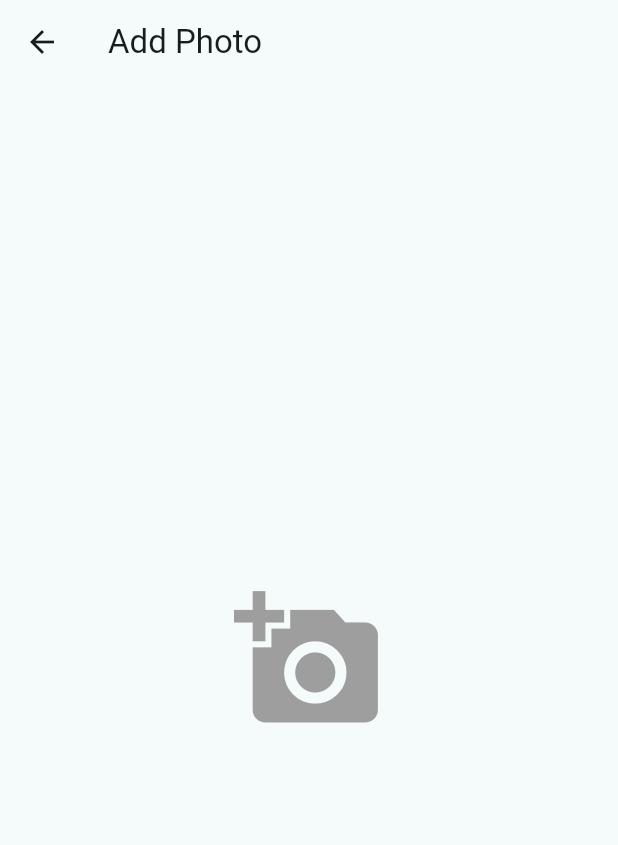
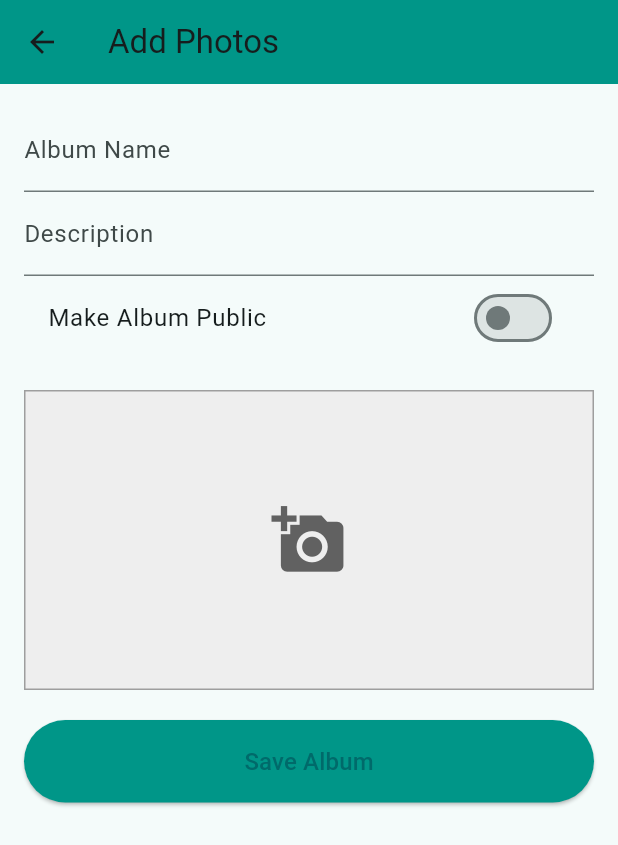
Before and after one commit to Mahad-Ghauri/Tour_guide-main, a Flutter app: the AddPhotoScreen screen opened by its route, after a tap on the "add a photo" icon, on a phone screen of 412 x 824 dp. Shown: the top 845 px of the screen. Run offline on Flutter 3.47's test engine with Material 3 defaults, Android fonts, the light colour scheme and no system bars; our stand-ins replace flutter_rating_bar, geolocator, google_fonts, google_maps_flutter, image_picker, permission_handler and 2 more; accounts and stored records are empty.

Commit message:
add photo feature

```diff
--- a/lib/Controllers/album_controller.dart
+++ b/lib/Controllers/album_controller.dart
@@ -1,128 +1,90 @@
-// import 'package:flutter/material.dart';
-// import 'package:supabase_flutter/supabase_flutter.dart';
+import 'dart:io';
+import 'dart:typed_data';
+import 'package:flutter/foundation.dart'; // for kIsWeb
+import 'package:flutter/material.dart';
+import 'package:supabase_flutter/supabase_flutter.dart';
+import 'package:uuid/uuid.dart';
 
-// class Album {
-//   final int? id;
-//   final String name;
-//   final String? description;
-//   final bool isPublic;
+class AlbumController extends ChangeNotifier {
+  final SupabaseClient _supabase = Supabase.instance.client;
 
-//   Album({
-//     this.id,
-//     required this.name,
-//     this.description,
-//     required this.isPublic,
-//   });
+  bool _isLoading = false;
+  bool get isLoading => _isLoading;
 
-//   factory Album.fromJson(Map<String, dynamic> json) {
-//     return Album(
-//       id: json['id'] as int?,
-//       name: json['name'] ?? '',
-//       description: json['description'],
-//       isPublic: json['is_public'] ?? false,
-//     );
-//   }
+  // Method for mobile (File-based image)
+  Future<void> createAlbumWithPhoto({
+    required String name,
+    String? description,
+    required bool isPublic,
+    required File imageFile,
+  }) async {
+    final imageBytes = await imageFile.readAsBytes();
+    final fileExt = imageFile.path.split('.').last;
+    final fileName = const Uuid().v4();
+    final filePath = 'albums/$fileName.$fileExt';
 
-//   Map<String, dynamic> toMap() {
-//     return {'name': name, 'description': description, 'is_public': isPublic};
-//   }
-// }
+    await _uploadAndInsert(
+      name: name,
+      description: description,
+      isPublic: isPublic,
+      imageBytes: imageBytes,
+      filePath: filePath,
+    );
+  }
 
-// class AlbumController extends ChangeNotifier {
-//   final SupabaseClient _supabase = Supabase.instance.client;
-//   List<Album> _albums = [];
-//   bool _isLoading = false;
+  // Method for web (Uint8List-based image)
+  Future<void> createAlbumWithWebImage({
+    required String name,
+    String? description,
+    required bool isPublic,
+    required Uint8List imageBytes,
+  }) async {
+    final fileName = const Uuid().v4();
+    final filePath = 'albums/$fileName.png'; // You can change format if needed
 
-//   List<Album> get albums => _albums;
-//   bool get isLoading => _isLoading;
+    await _uploadAndInsert(
+      name: name,
+      description: description,
+      isPublic: isPublic,
+      imageBytes: imageBytes,
+      filePath: filePath,
+    );
+  }
 
-//   AlbumController() {
-//     fetchAlbums();
-//   }
+  // Internal shared logic
+  Future<void> _uploadAndInsert({
+    required String name,
+    String? description,
+    required bool isPublic,
+    required Uint8List imageBytes,
+    required String filePath,
+  }) async {
+    _isLoading = true;
+    notifyListeners();
 
-//   Future<void> fetchAlbums() async {
-//     try {
-//       _isLoading = true;
-//       notifyListeners();
+    try {
+      // Upload to Supabase Storage
+      final storageResponse = await _supabase.storage
+          .from('photos')
+          .uploadBinary(filePath, imageBytes, fileOptions: FileOptions(upsert: true));
 
-//       final response = await _supabase
-//           .from('albums')
-//           .select()
-//           .order('name', ascending: true);
+      final publicUrl = _supabase.storage.from('photos').getPublicUrl(filePath);
 
-//       if (response is List) {
-//         _albums = response.map((data) => Album.fromJson(data)).toList();
-//       } else {
-//         _albums = [];
-//       }
-//     } catch (e) {
-//       debugPrint('Error fetching albums: $e');
-//     } finally {
-//       _isLoading = false;
-//       notifyListeners();
-//     }
-//   }
+      // Insert into Supabase table
+      await _supabase.from('albums').insert({
+        'name': name,
+        'description': description,
+        'is_public': isPublic,
+        'photo_url': publicUrl,
+      });
 
-//   Future<void> createAlbum(
-//     String name, {
-//     String? description,
-//     required bool isPublic,
-//   }) async {
-//     try {
-//       _isLoading = true;
-//       notifyListeners();
-
-//       final album = Album(
-//         name: name,
-//         description: description,
-//         isPublic: isPublic,
-//       );
-
-//       await _supabase.from('albums').upsert(album.toMap());
-
-//       await fetchAlbums();
-//     } catch (e) {
-//       debugPrint('Error storing album: $e');
-//       rethrow;
-//     } finally {
-//       _isLoading = false;
-//       notifyListeners();
-//     }
-//   }
-//   Future<void> addPhotoToAlbum(int albumId, String photoUrl) async {
-//   try {
-//     _isLoading = true;
-//     notifyListeners();
-
-//     await _supabase.from('photos').insert({
-//       'album_id': albumId,
-//       'photo_url': photoUrl,
-//     });
-
-//     // Optionally, refresh data or albums after adding photo
-//     await fetchAlbums();
-//   } catch (e) {
-//     debugPrint('Error adding photo to album: $e');
-//     rethrow;
-//   } finally {
-//     _isLoading = false;
-//     notifyListeners();
-//   }
-// }
-
-//   Future<void> deleteAlbum(int id) async {
-//     try {
-//       _isLoading = true;
-//       notifyListeners();
-
-//       await _supabase.from('albums').delete().eq('id', id);
-//       await fetchAlbums();
-//     } catch (e) {
-//       debugPrint('Error deleting album: $e');
-//       rethrow;
-//     } finally {
-//       _isLoading = false;
-//       notifyListeners();
-//     }
-//   }
-// }
+      debugPrint("Album created successfully.");
+    } catch (e) {
+      debugPrint("Error creating album: $e");
+      rethrow;
+    } finally {
+      _isLoading = false;
+      notifyListeners();
+    }
+  }
+}
--- a/lib/Screens/add_photo_screen.dart
+++ b/lib/Screens/add_photo_screen.dart
@@ -1,40 +1,133 @@
 import 'dart:io';
+import 'dart:typed_data';
+import 'package:flutter/foundation.dart'; // for kIsWeb
 import 'package:flutter/material.dart';
 import 'package:image_picker/image_picker.dart';
+import 'package:provider/provider.dart';
+import '../Controllers/album_controller.dart';
 
 class AddPhotoScreen extends StatefulWidget {
-  const AddPhotoScreen({super.key});
-
+  const AddPhotoScreen({Key? key}) : super(key: key);
   @override
-  State<AddPhotoScreen> createState() => _AddPhotoScreenState();
+  _AddPhotoScreenState createState() => _AddPhotoScreenState();
 }
 
 class _AddPhotoScreenState extends State<AddPhotoScreen> {
-  File? _image;
+  final _formKey = GlobalKey<FormState>();
+  final _nameController = TextEditingController();
+  final _descController = TextEditingController();
+  bool _isPublic = false;
+
+  File? _imageFile;
+  Uint8List? _webImage; // For web image support
 
   Future<void> _pickImage() async {
-    final picker = ImagePicker();
-    final pickedFile = await picker.pickImage(source: ImageSource.gallery);
+    final pickedFile = await ImagePicker().pickImage(source: ImageSource.gallery);
+    if (pickedFile != null) {
+      if (kIsWeb) {
+        final bytes = await pickedFile.readAsBytes();
+        setState(() {
+          _webImage = bytes;
+          _imageFile = null;
+        });
+      } else {
+        setState(() {
+          _imageFile = File(pickedFile.path);
+          _webImage = null;
+        });
+      }
+    }
+  }
 
-    if (pickedFile != null) {
-      setState(() {
-        _image = File(pickedFile.path);
-      });
+  Future<void> _saveAlbum() async {
+    if (_formKey.currentState!.validate() && (_imageFile != null || _webImage != null)) {
+      final controller = context.read<AlbumController>();
 
-      debugPrint("Picked image: ${pickedFile.path}");
+      if (kIsWeb && _webImage != null) {
+        await controller.createAlbumWithWebImage(
+          name: _nameController.text.trim(),
+          description: _descController.text.trim(),
+          isPublic: _isPublic,
+          imageBytes: _webImage!,
+        );
+      } else if (_imageFile != null) {
+        await controller.createAlbumWithPhoto(
+          name: _nameController.text.trim(),
+          description: _descController.text.trim(),
+          isPublic: _isPublic,
+          imageFile: _imageFile!,
+        );
+      }
+
+      ScaffoldMessenger.of(context).showSnackBar(SnackBar(content: Text('Album Created')));
+      Navigator.pop(context);
+    } else {
+      ScaffoldMessenger.of(context).showSnackBar(SnackBar(content: Text('Fill all fields and pick an image.')));
     }
   }
 
  @override
 Widget build(BuildContext context) {
   return Scaffold(
-      appBar: AppBar(title: const Text('Add Photo')),
-      body: Center(
-        child: GestureDetector(
+    appBar: AppBar(
+      title: Text('Add Photos'),
+      backgroundColor: Colors.teal,
+    ),
+    body: Padding(
+      padding: const EdgeInsets.all(16.0),
+      child: Consumer<AlbumController>(
+        builder: (context, controller, _) {
+          return controller.isLoading
+              ? Center(child: CircularProgressIndicator())
+              : Form(
+                  key: _formKey,
+                  child: ListView(
+                    children: [
+                      TextFormField(
+                        controller: _nameController,
+                        decoration: InputDecoration(labelText: 'Album Name'),
+                        validator: (value) =>
+                            value!.isEmpty ? 'Please enter a name' : null,
+                      ),
+                      TextFormField(
+                        controller: _descController,
+                        decoration: InputDecoration(labelText: 'Description'),
+                      ),
+                      SwitchListTile(
+                        value: _isPublic,
+                        onChanged: (val) => setState(() => _isPublic = val),
+                        title: Text('Make Album Public'),
+                      ),
+                      SizedBox(height: 20),
+                      GestureDetector(
                         onTap: _pickImage,
-          child: _image == null
-              ? const Icon(Icons.add_a_photo, size: 100, color: Colors.grey)
-              : Image.file(_image!, width: 200, height: 200, fit: BoxFit.cover),
+                        child: Container(
+                          height: 200,
+                          width: double.infinity,
+                          decoration: BoxDecoration(
+                            border: Border.all(color: Colors.grey),
+                            color: Colors.grey[200],
+                          ),
+                          child: (_imageFile == null && _webImage == null)
+                              ? Center(child: Icon(Icons.add_a_photo, size: 50, color: Colors.grey[700]))
+                              : _webImage != null
+                                  ? Image.memory(_webImage!, fit: BoxFit.cover)
+                                  : Image.file(_imageFile!, fit: BoxFit.cover),
+                        ),
+                      ),
+                      SizedBox(height: 20),
+                      ElevatedButton(
+                        onPressed: _saveAlbum,
+                        style: ElevatedButton.styleFrom(
+                          backgroundColor: Colors.teal,
+                          padding: EdgeInsets.symmetric(vertical: 16),
+                        ),
+                        child: Text('Save Album', style: TextStyle(fontSize: 16)),
+                      ),
+                    ],
+                    ),
+                );
+        },
       ),
     ),
   );
--- a/lib/Screens/home_screen.dart
+++ b/lib/Screens/home_screen.dart
@@ -224,7 +224,7 @@ class _HomeScreenState extends State<HomeScreen> {
             children: [
               CategoryIcon(icon: Icons.map, label: "Map", onTap: () {}),
               CategoryIcon(icon: Icons.photo_camera, label: "Add Photos", onTap: () {
-                Navigator.push(context, MaterialPageRoute(builder: (_) =>  const AddPhotoScreen()));
+                Navigator.push(context, MaterialPageRoute(builder: (_) =>   const AddPhotoScreen()));
               }),
               CategoryIcon(icon: Icons.rate_review, label: "Reviews", onTap: () {
                 Navigator.push(context, MaterialPageRoute(builder: (_) => const ReviewScreen()));
--- a/lib/main.dart
+++ b/lib/main.dart
@@ -5,6 +5,7 @@ import 'package:flutter/material.dart';
 import 'package:provider/provider.dart';
 import 'package:supabase_flutter/supabase_flutter.dart' hide Provider;
 import 'package:tour_guide_application/Authentication/auth_controller.dart';
+import 'package:tour_guide_application/Controllers/album_controller.dart';
 // import 'package:tour_guide_application/Authentication/auth_gate.dart';
 import 'package:tour_guide_application/Controllers/country_controllers.dart';
 import 'package:tour_guide_application/Controllers/calendar_controller.dart';
@@ -67,6 +68,7 @@ class MyApp extends StatelessWidget {
         ChangeNotifierProvider(create: (_) => AuthenticationController()),
         ChangeNotifierProvider(create: (_) => CalendarController()),
         ChangeNotifierProvider(create: (_) => CountryController()),
+        ChangeNotifierProvider(create: (_) => AlbumController(),)
       ],
       child: MaterialApp(
         debugShowCheckedModeBanner: false,
```
Also changed, not shown: lib/Screens/create_album_screen.dart (deleted, +0 -67 lines). Lines whose indentation alone changed are shown as unchanged.
